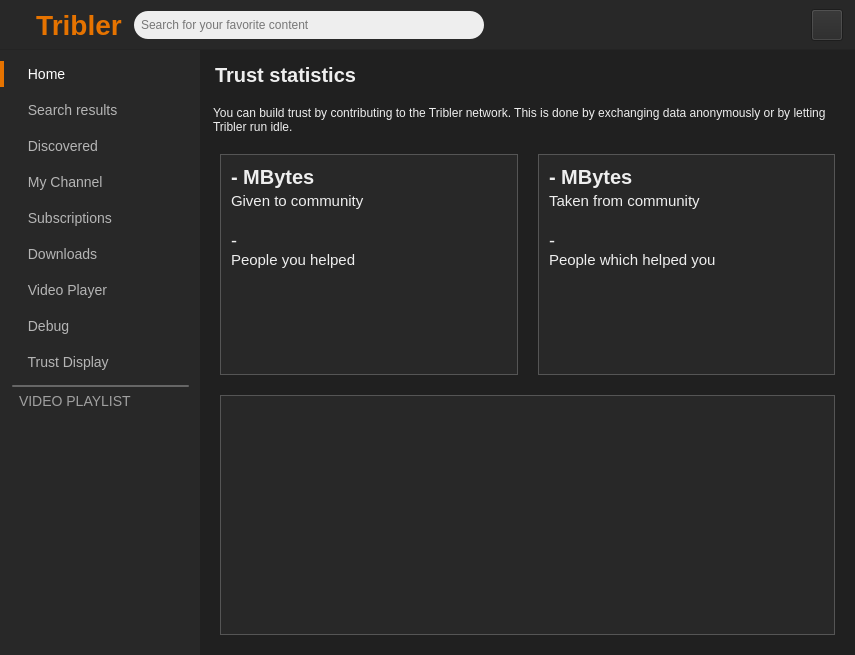
rkeulemans/tribler, file TriblerGUI/qt_resources/mainwindow.ui: the form before one commit.
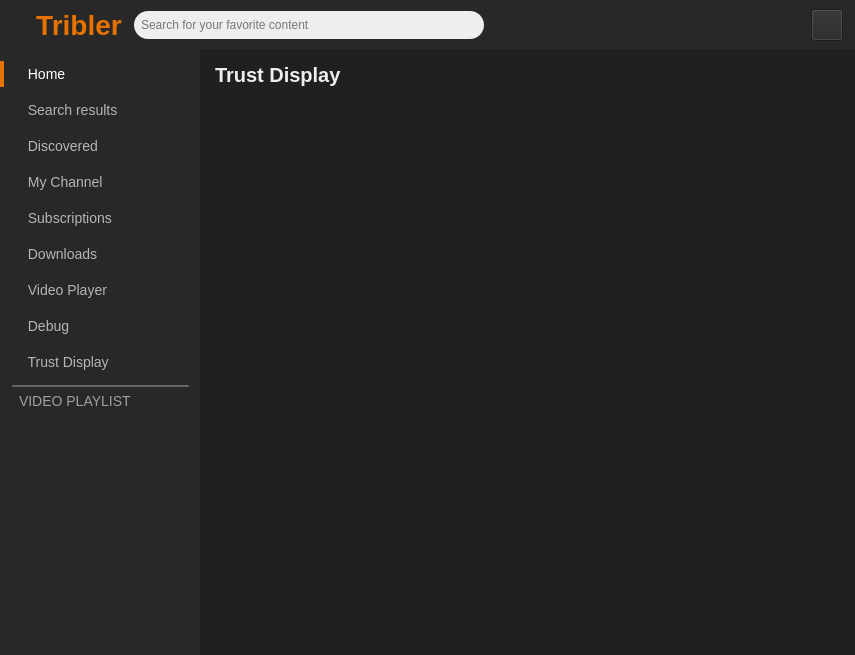
The form after the commit. The open tabs and pages were chosen to show the change. Icons and pictures are not drawn. Custom widgets are drawn as their Qt base class.

Commit message: Remove old trust statistics from Trust Display

```diff
--- a/TriblerGUI/qt_resources/mainwindow.ui
+++ b/TriblerGUI/qt_resources/mainwindow.ui
@@ -8794,7 +8794,7 @@
                                             margin: 10px;</string>
                </property>
                <property name="text">
-                <string>Trust statistics</string>
+                <string>Trust Display</string>
                </property>
               </widget>
              </item>
@@ -8833,19 +8833,6 @@
             </property>
            </spacer>
           </item>
-          <item>
-           <widget class="QLabel" name="trust_explanation_label">
-            <property name="styleSheet">
-             <string notr="true">padding-left: 10px; padding-right: 10px;</string>
-            </property>
-            <property name="text">
-             <string>You can build trust by contributing to the Tribler network. This is done by exchanging data anonymously or by letting Tribler run idle.</string>
-            </property>
-            <property name="wordWrap">
-             <bool>true</bool>
-            </property>
-           </widget>
-          </item>
           <item>
            <widget class="QWidget" name="trust_top_container" native="true">
             <property name="sizePolicy">
@@ -8873,285 +8860,6 @@
              <property name="bottomMargin">
               <number>20</number>
              </property>
-             <item>
-              <widget class="QWidget" name="trust_general_stats_box" native="true">
-               <property name="styleSheet">
-                <string notr="true">QWidget { 
-background-color: #282828; border: 1px solid #555;
-}
-QLabel {
-border: none;
-}</string>
-               </property>
-               <layout class="QVBoxLayout" name="verticalLayout_10">
-                <property name="spacing">
-                 <number>0</number>
-                </property>
-                <item>
-                 <widget class="QLabel" name="trust_contribution_amount_label">
-                  <property name="styleSheet">
-                   <string notr="true">font-size: 20px; font-weight: bold;</string>
-                  </property>
-                  <property name="text">
-                   <string>- MBytes</string>
-                  </property>
-                 </widget>
-                </item>
-                <item>
-                 <spacer name="verticalSpacer_19">
-                  <property name="orientation">
-                   <enum>Qt::Vertical</enum>
-                  </property>
-                  <property name="sizeType">
-                   <enum>QSizePolicy::Minimum</enum>
-                  </property>
-                  <property name="sizeHint" stdset="0">
-                   <size>
-                    <width>20</width>
-                    <height>3</height>
-                   </size>
-                  </property>
-                 </spacer>
-                </item>
-                <item>
-                 <widget class="QLabel" name="label_48">
-                  <property name="styleSheet">
-                   <string notr="true">font-size: 15px;</string>
-                  </property>
-                  <property name="text">
-                   <string>Given to community</string>
-                  </property>
-                 </widget>
-                </item>
-                <item>
-                 <spacer name="verticalSpacer_18">
-                  <property name="orientation">
-                   <enum>Qt::Vertical</enum>
-                  </property>
-                  <property name="sizeType">
-                   <enum>QSizePolicy::Minimum</enum>
-                  </property>
-                  <property name="sizeHint" stdset="0">
-                   <size>
-                    <width>20</width>
-                    <height>20</height>
-                   </size>
-                  </property>
-                 </spacer>
-                </item>
-                <item>
-                 <widget class="QLabel" name="trust_people_helped_label">
-                  <property name="styleSheet">
-                   <string notr="true">font-size: 18px;</string>
-                  </property>
-                  <property name="text">
-                   <string>-</string>
-                  </property>
-                 </widget>
-                </item>
-                <item>
-                 <widget class="QLabel" name="label_49">
-                  <property name="styleSheet">
-                   <string notr="true">font-size: 15px;</string>
-                  </property>
-                  <property name="text">
-                   <string>People you helped</string>
-                  </property>
-                 </widget>
-                </item>
-                <item>
-                 <spacer name="verticalSpacer_15">
-                  <property name="orientation">
-                   <enum>Qt::Vertical</enum>
-                  </property>
-                  <property name="sizeHint" stdset="0">
-                   <size>
-                    <width>20</width>
-                    <height>40</height>
-                   </size>
-                  </property>
-                 </spacer>
-                </item>
-               </layout>
-              </widget>
-             </item>
-             <item>
-              <widget class="QWidget" name="trust_interactions_stats_box" native="true">
-               <property name="styleSheet">
-                <string notr="true">QWidget { 
-background-color: #282828; border: 1px solid #555;
-}
-QLabel {
-border: none;
-}</string>
-               </property>
-               <layout class="QVBoxLayout" name="verticalLayout_12">
-                <property name="spacing">
-                 <number>0</number>
-                </property>
-                <item>
-                 <widget class="QLabel" name="trust_consumption_amount_label">
-                  <property name="styleSheet">
-                   <string notr="true">font-size: 20px; font-weight: bold;</string>
-                  </property>
-                  <property name="text">
-                   <string>- MBytes</string>
-                  </property>
-                 </widget>
-                </item>
-                <item>
-                 <spacer name="verticalSpacer_21">
-                  <property name="orientation">
-                   <enum>Qt::Vertical</enum>
-                  </property>
-                  <property name="sizeType">
-                   <enum>QSizePolicy::Fixed</enum>
-                  </property>
-                  <property name="sizeHint" stdset="0">
-                   <size>
-                    <width>20</width>
-                    <height>3</height>
-                   </size>
-                  </property>
-                 </spacer>
-                </item>
-                <item>
-                 <widget class="QLabel" name="label_50">
-                  <property name="styleSheet">
-                   <string notr="true">font-size: 15px;</string>
-                  </property>
-                  <property name="text">
-                   <string>Taken from community</string>
-                  </property>
-                 </widget>
-                </item>
-                <item>
-                 <spacer name="verticalSpacer_20">
-                  <property name="orientation">
-                   <enum>Qt::Vertical</enum>
-                  </property>
-                  <property name="sizeType">
-                   <enum>QSizePolicy::Fixed</enum>
-                  </property>
-                  <property name="sizeHint" stdset="0">
-                   <size>
-                    <width>20</width>
-                    <height>20</height>
-                   </size>
-                  </property>
-                 </spacer>
-                </item>
-                <item>
-                 <widget class="QLabel" name="trust_people_helped_you_label">
-                  <property name="styleSheet">
-                   <string notr="true">font-size: 18px;</string>
-                  </property>
-                  <property name="text">
-                   <string>-</string>
-                  </property>
-                 </widget>
-                </item>
-                <item>
-                 <widget class="QLabel" name="label_52">
-                  <property name="styleSheet">
-                   <string notr="true">font-size: 15px;</string>
-                  </property>
-                  <property name="text">
-                   <string>People which helped you</string>
-                  </property>
-                 </widget>
-                </item>
-                <item>
-                 <spacer name="verticalSpacer_17">
-                  <property name="orientation">
-                   <enum>Qt::Vertical</enum>
-                  </property>
-                  <property name="sizeHint" stdset="0">
-                   <size>
-                    <width>20</width>
-                    <height>40</height>
-                   </size>
-                  </property>
-                 </spacer>
-                </item>
-               </layout>
-              </widget>
-             </item>
-            </layout>
-           </widget>
-          </item>
-          <item>
-           <widget class="QWidget" name="widget_24" native="true">
-            <property name="sizePolicy">
-             <sizepolicy hsizetype="Preferred" vsizetype="Expanding">
-              <horstretch>0</horstretch>
-              <verstretch>0</verstretch>
-             </sizepolicy>
-            </property>
-            <property name="styleSheet">
-             <string notr="true"/>
-            </property>
-            <layout class="QHBoxLayout" name="horizontalLayout_37">
-             <property name="spacing">
-              <number>20</number>
-             </property>
-             <property name="leftMargin">
-              <number>20</number>
-             </property>
-             <property name="topMargin">
-              <number>0</number>
-             </property>
-             <property name="rightMargin">
-              <number>20</number>
-             </property>
-             <property name="bottomMargin">
-              <number>20</number>
-             </property>
-             <item>
-              <widget class="QWidget" name="widget_10" native="true">
-               <property name="styleSheet">
-                <string notr="true">background-color: #282828; border: 1px solid #555;</string>
-               </property>
-               <layout class="QVBoxLayout" name="verticalLayout_13">
-                <property name="spacing">
-                 <number>0</number>
-                </property>
-                <property name="leftMargin">
-                 <number>2</number>
-                </property>
-                <property name="topMargin">
-                 <number>2</number>
-                </property>
-                <property name="rightMargin">
-                 <number>2</number>
-                </property>
-                <property name="bottomMargin">
-                 <number>2</number>
-                </property>
-                <item>
-                 <widget class="QWidget" name="plot_widget" native="true">
-                  <property name="styleSheet">
-                   <string notr="true">border: none;</string>
-                  </property>
-                  <layout class="QVBoxLayout" name="verticalLayout_14">
-                   <property name="leftMargin">
-                    <number>0</number>
-                   </property>
-                   <property name="topMargin">
-                    <number>0</number>
-                   </property>
-                   <property name="rightMargin">
-                    <number>0</number>
-                   </property>
-                   <property name="bottomMargin">
-                    <number>0</number>
-                   </property>
-                  </layout>
-                 </widget>
-                </item>
-               </layout>
-              </widget>
-             </item>
             </layout>
            </widget>
           </item>
```
Left out of the diff: 4 changed lines with no effect on the pictures. The commit also changes 2 other files.
